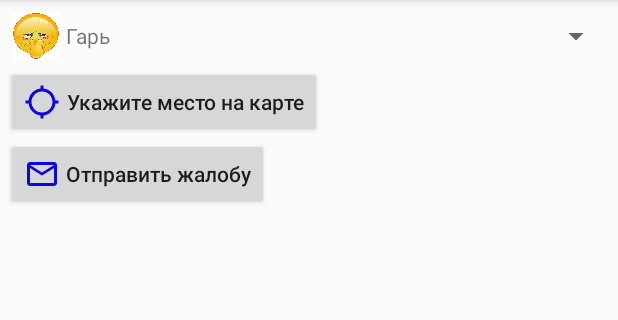
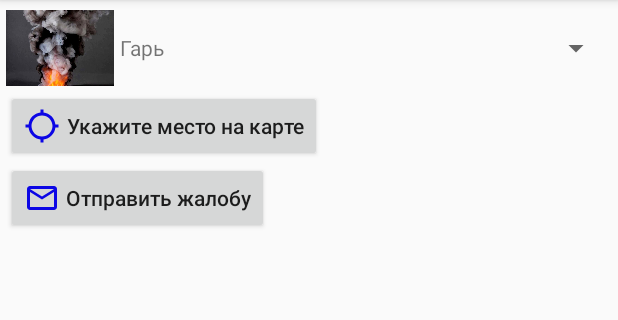
Before and after one commit to sewerina/reek, an Android app: the screen it shows after launch (MainActivity), after a tap on "Отправить жалобу", on a phone screen of 412 x 824 dp, the part 84-404 px from its top. Run offline under Robolectric (Android 15) with nearby library versions, the phone set to English and light mode, and no system bars; our stand-ins replace Volley.

Commit message:
put map screen in email, add images for SpinnerAdapter

```diff
--- a/app/src/main/java/com/github/sewerina/reek/MainActivity.java
+++ b/app/src/main/java/com/github/sewerina/reek/MainActivity.java
@@ -28,6 +28,7 @@ public class MainActivity extends AppCompatActivity {
     private ImageView mMapScreenIv;
     private Button mSendComplaintBtn;
     private ReekSpinnerAdapter mSpinnerAdapter;
+    private String mScreenPath;
     private MainViewModel mViewModel;
 
     @Override
@@ -52,13 +53,20 @@ public class MainActivity extends AppCompatActivity {
         mSendComplaintBtn.setOnClickListener(new View.OnClickListener() {
             @Override
             public void onClick(View v) {
-                String email = "";
+                String email = "sewerina.ea@yandex.ru";
                 String subject = "Жалоба на неприятный запах";
                 String body = "";
                 String chooserTitle = "Выберите почтовый клиент";
+
                 Intent intent = new Intent(Intent.ACTION_SENDTO, Uri.parse("mailto:" + email));
                 intent.putExtra(Intent.EXTRA_SUBJECT, subject);
                 intent.putExtra(Intent.EXTRA_TEXT, body);
+
+//                Uri path = Uri.fromFile(filelocation);
+
+                Uri screenPath = Uri.parse("file://" + mScreenPath);
+                intent.putExtra(Intent.EXTRA_STREAM, screenPath);
+
                 startActivity(Intent.createChooser(intent, chooserTitle));
             }
         });
@@ -83,9 +91,11 @@ public class MainActivity extends AppCompatActivity {
 
         if (requestCode == MAP_REQUEST_CODE && resultCode == RESULT_OK && data != null) {
             String filePath = data.getStringExtra(MapsActivity.EXTRA_FILE_PATH);
-            Log.d("MainActivity", "onActivityResult: filePath = " + filePath);
-
-            showMapScreen(filePath);
+            if (filePath != null && !filePath.isEmpty()) {
+                Log.d("MainActivity", "onActivityResult: filePath = " + filePath);
+                mScreenPath = filePath;
+                showMapScreen(filePath);
+            }
         }
     }
 
@@ -102,6 +112,9 @@ public class MainActivity extends AppCompatActivity {
 
     class ReekSpinnerAdapter extends ArrayAdapter<String> {
         private String[] mReeks;
+
+        private int[] mImageResources = {R.drawable.gar, R.drawable.canalization,
+                R.drawable.eggs, R.drawable.garbage, R.drawable.exhaust};
 
         public ReekSpinnerAdapter(@NonNull Context context, int resource, @NonNull String[] objects) {
             super(context, resource, objects);
@@ -123,6 +136,8 @@ public class MainActivity extends AppCompatActivity {
             View row = inflater.inflate(R.layout.reek_row, parent, false);
             TextView label = row.findViewById(R.id.tv_reek);
             label.setText(mReeks[position]);
+            ImageView image = row.findViewById(R.id.iv_reek);
+            image.setImageResource(mImageResources[position]);
 
 //            ImageView icon = (ImageView) row.findViewById(R.id.icon);
 //            if (dayOfWeek[position] == "Котопятница"
--- a/app/src/main/res/layout/reek_row.xml
+++ b/app/src/main/res/layout/reek_row.xml
@@ -6,17 +6,14 @@
 
     <ImageView
         android:id="@+id/iv_reek"
-        android:layout_width="40dp"
-        android:layout_height="40dp"
-        android:padding="4dp"
-        android:scaleType="fitXY"
-        android:src="@drawable/reek" />
+        android:layout_width="72dp"
+        android:layout_height="56dp" />
 
     <TextView
         android:id="@+id/tv_reek"
         android:layout_width="wrap_content"
         android:layout_height="wrap_content"
         android:layout_gravity="center"
-        android:text="Some" />
+        android:layout_marginStart="4dp" />
 
 </LinearLayout>
```
Also changed, not shown: app/src/main/res/drawable/canalization.jpeg (added), app/src/main/res/drawable/eggs.png (added), app/src/main/res/drawable/exhaust.jpg (added), app/src/main/res/drawable/gar.jpg (added), app/src/main/res/drawable/garbage.JPG (added), app/src/main/res/drawable/reek.jpg (deleted).
